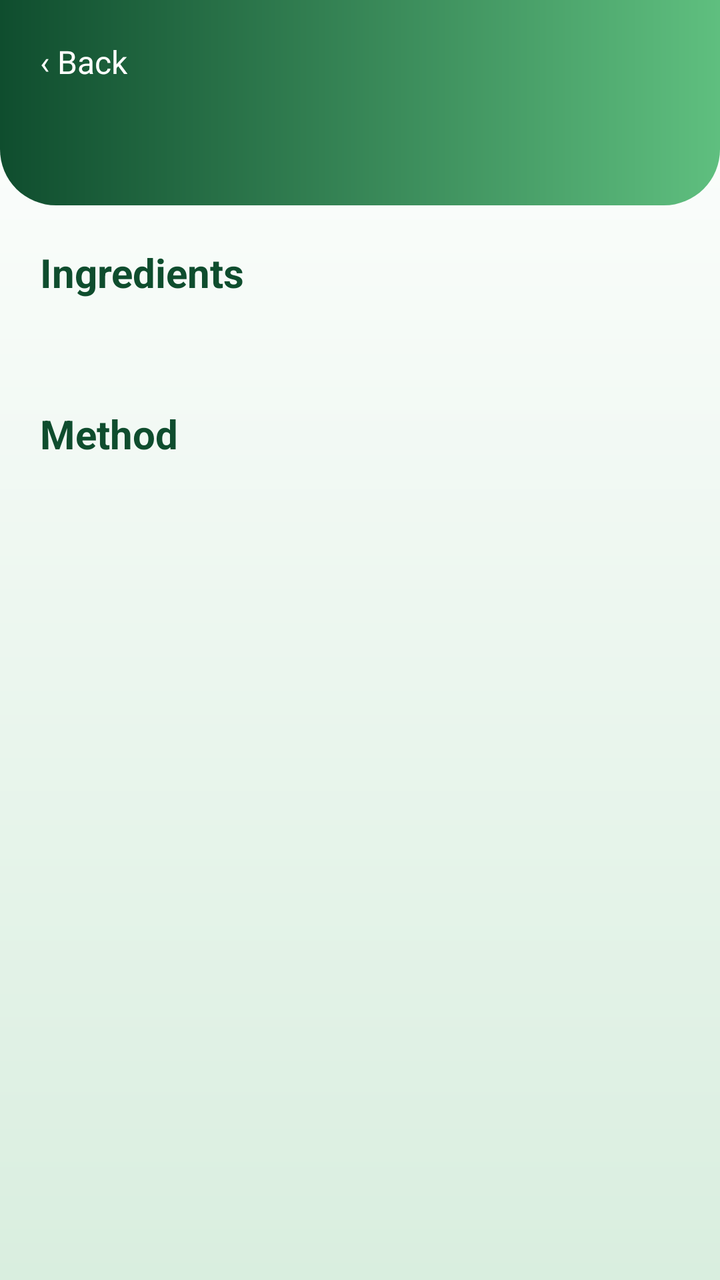
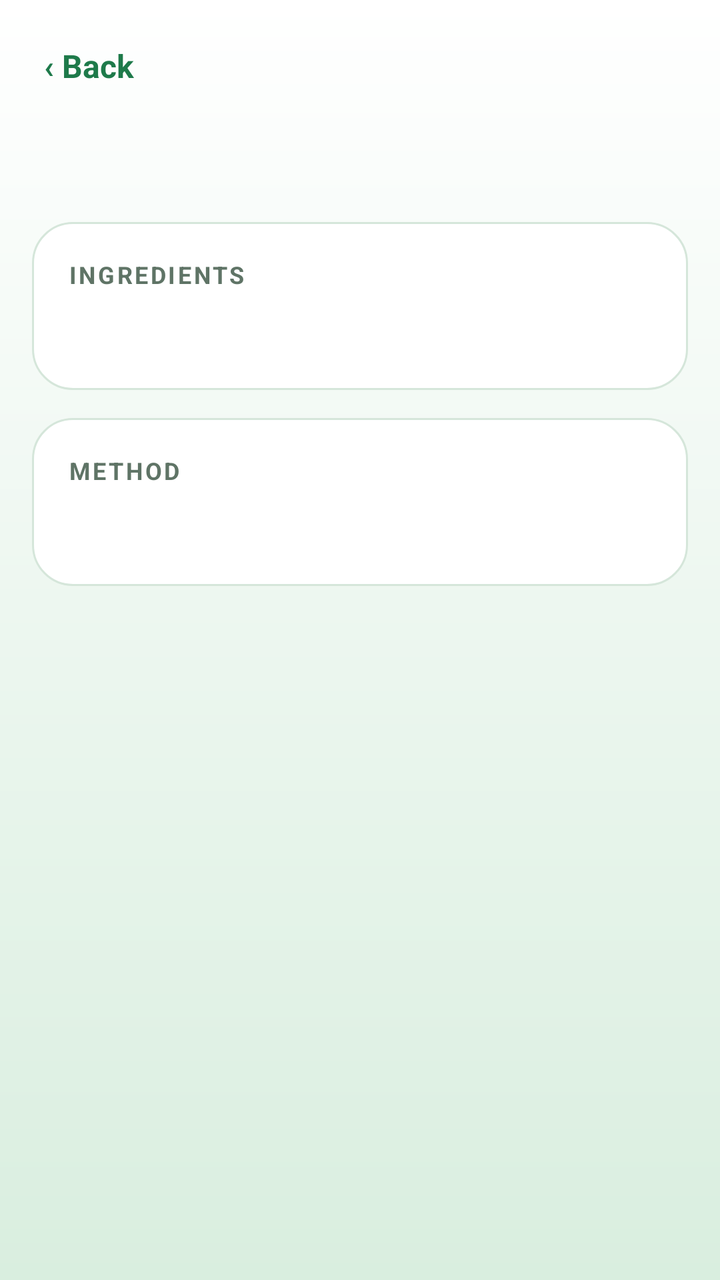

Two renders of the same Android screen: before a commit and after it. Below are the layout's source before the change and the commit's diff.
<!-- AndroidManifest.xml: application theme PantryTheme -->
<!-- res/layout/activity_recipe_detail.xml -->
<?xml version="1.0" encoding="utf-8"?>
<LinearLayout xmlns:android="http://schemas.android.com/apk/res/android"
    android:layout_width="match_parent"
    android:layout_height="match_parent"
    android:orientation="vertical">

    <LinearLayout
        android:id="@+id/header"
        android:layout_width="match_parent"
        android:layout_height="wrap_content"
        android:background="@drawable/pm_bg_gradient"
        android:orientation="vertical"
        android:padding="20dp">

        <TextView
            android:id="@+id/tvBack"
            android:layout_width="wrap_content"
            android:layout_height="wrap_content"
            android:clickable="true"
            android:focusable="true"
            android:paddingBottom="6dp"
            android:text="&#8249; Back"
            android:textColor="@android:color/white"
            android:textSize="16sp" />

        <TextView
            android:id="@+id/tvTitle"
            android:layout_width="wrap_content"
            android:layout_height="wrap_content"
            android:textColor="@android:color/white"
            android:textSize="26sp"
            android:textStyle="bold" />
    </LinearLayout>

    <ScrollView
        android:layout_width="match_parent"
        android:layout_height="match_parent"
        android:clipToPadding="false"
        android:paddingBottom="24dp">

        <LinearLayout
            android:layout_width="match_parent"
            android:layout_height="wrap_content"
            android:orientation="vertical"
            android:padding="20dp">

            <TextView
                android:layout_width="wrap_content"
                android:layout_height="wrap_content"
                android:text="Ingredients"
                android:textColor="@color/pm_green_dark"
                android:textSize="20sp"
                android:textStyle="bold" />

            <TextView
                android:id="@+id/tvIngredients"
                android:layout_width="match_parent"
                android:layout_height="wrap_content"
                android:layout_marginTop="8dp"
                android:lineSpacingMultiplier="1.3"
                android:textColor="@color/pm_text"
                android:textSize="16sp" />

            <TextView
                android:layout_width="wrap_content"
                android:layout_height="wrap_content"
                android:layout_marginTop="24dp"
                android:text="Method"
                android:textColor="@color/pm_green_dark"
                android:textSize="20sp"
                android:textStyle="bold" />

            <TextView
                android:id="@+id/tvSteps"
                android:layout_width="match_parent"
                android:layout_height="wrap_content"
                android:layout_marginTop="8dp"
                android:lineSpacingMultiplier="1.3"
                android:textColor="@color/pm_text"
                android:textSize="16sp" />
        </LinearLayout>
    </ScrollView>

</LinearLayout>
<!-- resources referenced by this layout -->
<resources>
  <color name="pm_green_dark">#0F4D2E</color>
  <color name="pm_text">#14261B</color>
  <!-- drawable pm_bg_gradient (drawable) -->
  <?xml version="1.0" encoding="utf-8"?>
  <shape xmlns:android="http://schemas.android.com/apk/res/android"
      android:shape="rectangle">
      <gradient
          android:angle="0"
          android:endColor="@color/pm_green_light"
          android:startColor="@color/pm_green_dark"
          android:type="linear" />
      <corners
          android:bottomLeftRadius="28dp"
          android:bottomRightRadius="28dp" />
  </shape>
  <style name="PantryTheme" parent="Theme.MaterialComponents.Light.NoActionBar">
          <item name="colorPrimary">@color/pm_green</item>
          <item name="colorPrimaryVariant">@color/pm_green_dark</item>
          <item name="colorOnPrimary">@android:color/white</item>
          <item name="colorSecondary">@color/pm_green_light</item>
          <item name="android:statusBarColor">@android:color/white</item>
          <item name="android:windowLightStatusBar">true</item>
          <item name="android:windowBackground">@drawable/pm_screen_bg</item>
      </style>
  <color name="pm_green_light">#5FBF7F</color>
  <color name="pm_green">#1E7A4A</color>
  <!-- drawable pm_screen_bg (drawable) -->
  <?xml version="1.0" encoding="utf-8"?>
  <shape xmlns:android="http://schemas.android.com/apk/res/android"
      android:shape="rectangle">
      
      <gradient
          android:angle="270"
          android:endColor="@color/pm_screen_end"
          android:startColor="@android:color/white"
          android:type="linear" />
  </shape>
  <color name="pm_screen_end">#D9EEDF</color>
</resources>

<!-- the commit's change to res/layout/activity_recipe_detail.xml (unified diff, before → after) -->
@@ -8,9 +8,11 @@
         android:id="@+id/header"
         android:layout_width="match_parent"
         android:layout_height="wrap_content"
-        android:background="@drawable/pm_bg_gradient"
         android:orientation="vertical"
-        android:padding="20dp">
+        android:paddingStart="22dp"
+        android:paddingTop="22dp"
+        android:paddingEnd="22dp"
+        android:paddingBottom="8dp">
 
         <TextView
             android:id="@+id/tvBack"
@@ -20,16 +22,15 @@
             android:focusable="true"
             android:paddingBottom="6dp"
             android:text="&#8249; Back"
-            android:textColor="@android:color/white"
-            android:textSize="16sp" />
+            android:textColor="@color/pm_green"
+            android:textSize="16sp"
+            android:textStyle="bold" />
 
         <TextView
             android:id="@+id/tvTitle"
+            style="@style/PmTitle"
             android:layout_width="wrap_content"
-            android:layout_height="wrap_content"
-            android:textColor="@android:color/white"
-            android:textSize="26sp"
-            android:textStyle="bold" />
+            android:layout_height="wrap_content" />
     </LinearLayout>
 
     <ScrollView
@@ -42,42 +43,61 @@
             android:layout_width="match_parent"
             android:layout_height="wrap_content"
             android:orientation="vertical"
-            android:padding="20dp">
+            android:padding="16dp">
+
+            <LinearLayout
+                android:layout_width="match_parent"
+                android:layout_height="wrap_content"
+                android:background="@drawable/pm_card"
+                android:orientation="vertical"
+                android:padding="18dp">
+
+                <TextView
+                    style="@style/PmSectionLabel"
+                    android:layout_width="wrap_content"
+                    android:layout_height="wrap_content"
+                    android:text="INGREDIENTS" />
+
+                <TextView
+                    android:id="@+id/tvIngredients"
+                    android:layout_width="match_parent"
+                    android:layout_height="wrap_content"
+                    android:layout_marginTop="10dp"
+                    android:lineSpacingMultiplier="1.3"
+                    android:textColor="@color/pm_text"
+                    android:textSize="16sp" />
+            </LinearLayout>
+
+            <LinearLayout
+                android:layout_width="match_parent"
+                android:layout_height="wrap_content"
+                android:layout_marginTop="14dp"
+                android:background="@drawable/pm_card"
+                android:orientation="vertical"
+                android:padding="18dp">
+
+                <TextView
+                    style="@style/PmSectionLabel"
+                    android:layout_width="wrap_content"
+                    android:layout_height="wrap_content"
+                    android:text="METHOD" />
+
+                <TextView
+                    android:id="@+id/tvSteps"
+                    android:layout_width="match_parent"
+                    android:layout_height="wrap_content"
+                    android:layout_marginTop="10dp"
+                    android:lineSpacingMultiplier="1.3"
+                    android:textColor="@color/pm_text"
+                    android:textSize="16sp" />
+            </LinearLayout>
 
             <TextView
-                android:layout_width="wrap_content"
-                android:layout_height="wrap_content"
-                android:text="Ingredients"
-                android:textColor="@color/pm_green_dark"
-                android:textSize="20sp"
-                android:textStyle="bold" />
-
-            <TextView
-                android:id="@+id/tvIngredients"
-                android:layout_width="match_parent"
-                android:layout_height="wrap_content"
-                android:layout_marginTop="8dp"
-                android:lineSpacingMultiplier="1.3"
-                android:textColor="@color/pm_text"
-                android:textSize="16sp" />
-
-            <TextView
-                android:layout_width="wrap_content"
-                android:layout_height="wrap_content"
-                android:layout_marginTop="24dp"
-                android:text="Method"
-                android:textColor="@color/pm_green_dark"
-                android:textSize="20sp"
-                android:textStyle="bold" />
-
-            <TextView
-                android:id="@+id/tvSteps"
-                android:layout_width="match_parent"
-                android:layout_height="wrap_content"
-                android:layout_marginTop="8dp"
-                android:lineSpacingMultiplier="1.3"
-                android:textColor="@color/pm_text"
-                android:textSize="16sp" />
+                android:id="@+id/btnDeleteRecipe"
+                style="@style/PmButtonOutline"
+                android:layout_marginTop="16dp"
+                android:text="Delete this recipe"
+                android:visibility="gone" />
         </LinearLayout>
     </ScrollView>
 
<!-- resource entries referenced after the edit -->
@@ -2,19 +2,29 @@
 <resources>
   <color name="pm_green_dark">#0F4D2E</color>
   <color name="pm_text">#14261B</color>
-  <!-- drawable pm_bg_gradient (drawable) -->
+  <!-- drawable pm_card (drawable) -->
   <?xml version="1.0" encoding="utf-8"?>
   <shape xmlns:android="http://schemas.android.com/apk/res/android"
       android:shape="rectangle">
-      <gradient
-          android:angle="0"
-          android:endColor="@color/pm_green_light"
-          android:startColor="@color/pm_green_dark"
-          android:type="linear" />
-      <corners
-          android:bottomLeftRadius="28dp"
-          android:bottomRightRadius="28dp" />
+      <solid android:color="@android:color/white" />
+      <stroke android:width="1dp" android:color="@color/pm_card_border" />
+      <corners android:radius="20dp" />
   </shape>
+  <style name="PmButtonOutline" parent="PmButton">
+          <item name="android:background">@drawable/pm_btn_outline</item>
+          <item name="android:textColor">@color/pm_red</item>
+      </style>
+  <style name="PmSectionLabel">
+          <item name="android:textColor">@color/pm_grey</item>
+          <item name="android:textSize">12sp</item>
+          <item name="android:textStyle">bold</item>
+          <item name="android:letterSpacing">0.1</item>
+      </style>
+  <style name="PmTitle">
+          <item name="android:textColor">@color/pm_green_dark</item>
+          <item name="android:textSize">28sp</item>
+          <item name="android:textStyle">bold</item>
+      </style>
   <style name="PantryTheme" parent="Theme.MaterialComponents.Light.NoActionBar">
           <item name="colorPrimary">@color/pm_green</item>
           <item name="colorPrimaryVariant">@color/pm_green_dark</item>
@@ -24,6 +34,30 @@
           <item name="android:windowLightStatusBar">true</item>
           <item name="android:windowBackground">@drawable/pm_screen_bg</item>
       </style>
+  <color name="pm_card_border">#D5E6DA</color>
+  <style name="PmButton">
+          <item name="android:layout_width">match_parent</item>
+          <item name="android:layout_height">wrap_content</item>
+          <item name="android:background">@drawable/pm_btn_gradient</item>
+          <item name="android:foreground">?attr/selectableItemBackground</item>
+          <item name="android:gravity">center</item>
+          <item name="android:padding">14dp</item>
+          <item name="android:textColor">@android:color/white</item>
+          <item name="android:textSize">16sp</item>
+          <item name="android:textStyle">bold</item>
+          <item name="android:clickable">true</item>
+          <item name="android:focusable">true</item>
+      </style>
+  <!-- drawable pm_btn_outline (drawable) -->
+  <?xml version="1.0" encoding="utf-8"?>
+  <shape xmlns:android="http://schemas.android.com/apk/res/android"
+      android:shape="rectangle">
+      <solid android:color="@android:color/transparent" />
+      <stroke android:width="2dp" android:color="@color/pm_red" />
+      <corners android:radius="24dp" />
+  </shape>
+  <color name="pm_red">#B3261E</color>
+  <color name="pm_grey">#5F7466</color>
   <color name="pm_green_light">#5FBF7F</color>
   <color name="pm_green">#1E7A4A</color>
   <!-- drawable pm_screen_bg (drawable) -->
@@ -37,6 +71,17 @@
           android:startColor="@android:color/white"
           android:type="linear" />
   </shape>
+  <!-- drawable pm_btn_gradient (drawable) -->
+  <?xml version="1.0" encoding="utf-8"?>
+  <shape xmlns:android="http://schemas.android.com/apk/res/android"
+      android:shape="rectangle">
+      <gradient
+          android:angle="0"
+          android:endColor="@color/pm_green_light"
+          android:startColor="@color/pm_green_dark"
+          android:type="linear" />
+      <corners android:radius="24dp" />
+  </shape>
   <color name="pm_screen_end">#D9EEDF</color>
 </resources>
 
